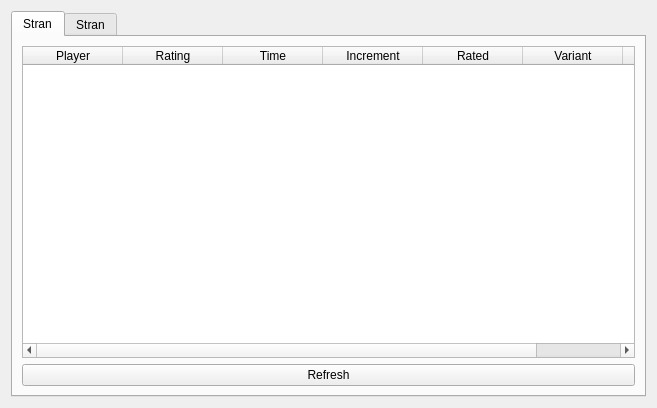
This is src/proto/ficsdialog.ui in KDE/knights as Qt 5 draws it before an edit. The edited form follows.
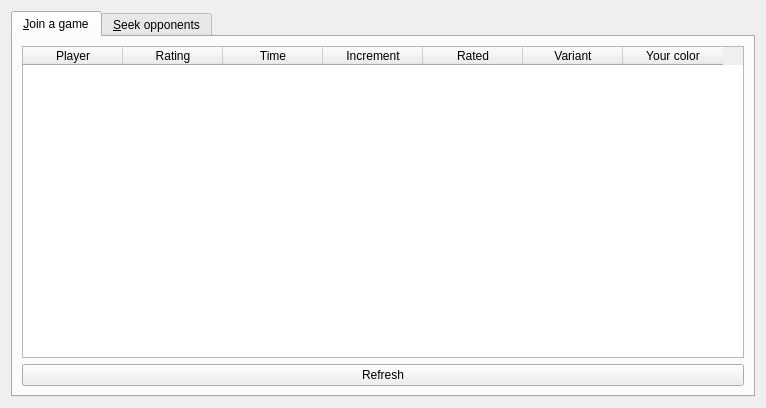
This is the edited form. Custom widgets are drawn as their Qt base class.

Commit message: Remove unnecessary strings from FicsDialog.

Patch:
```diff
--- a/src/proto/ficsdialog.ui
+++ b/src/proto/ficsdialog.ui
@@ -6,7 +6,7 @@
    <rect>
     <x>0</x>
     <y>0</y>
-    <width>657</width>
+    <width>766</width>
     <height>408</height>
    </rect>
   </property>
@@ -18,7 +18,7 @@
      </property>
      <widget class="QWidget" name="joinTab">
       <attribute name="title">
-       <string>Stran</string>
+       <string>&amp;Join a game</string>
       </attribute>
       <layout class="QVBoxLayout" name="verticalLayout_2">
        <item>
@@ -89,7 +89,7 @@
      </widget>
      <widget class="QWidget" name="seekTab">
       <attribute name="title">
-       <string>Stran</string>
+       <string>&amp;Seek opponents</string>
       </attribute>
       <layout class="QVBoxLayout" name="verticalLayout_3">
        <item>
```
The commit also changes 1 other file.
